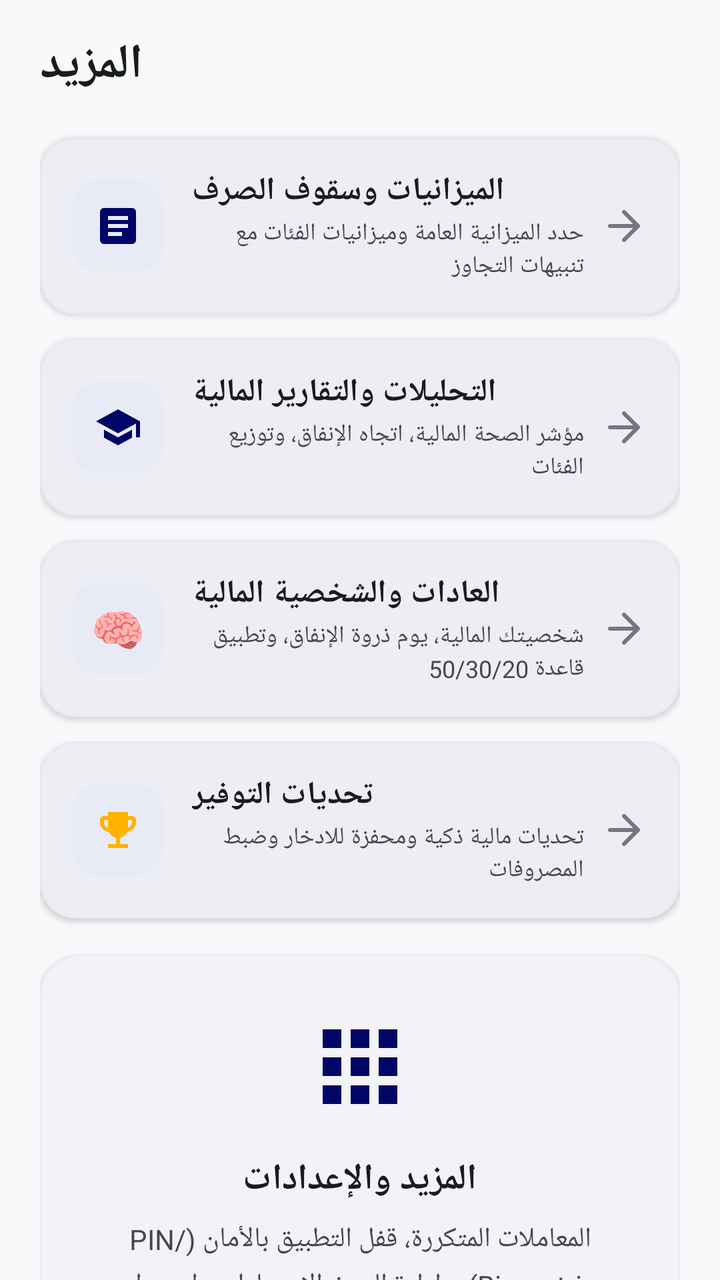
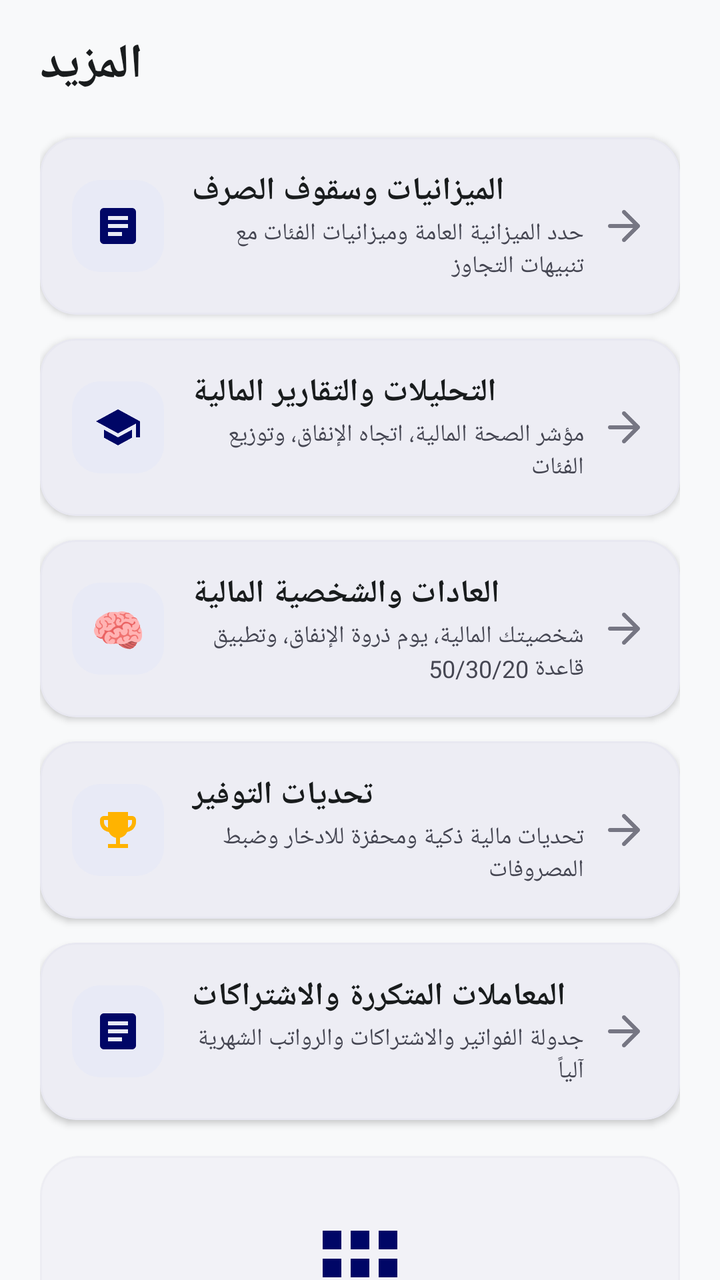

Screens rendered from an Android XML layout before and after an edit, with the pre-edit source and the edit as a unified diff.
<!-- AndroidManifest.xml: application theme Theme.UrWallet -->
<!-- res/layout/fragment_more.xml -->
<?xml version="1.0" encoding="utf-8"?>
<androidx.core.widget.NestedScrollView xmlns:android="http://schemas.android.com/apk/res/android"
    xmlns:app="http://schemas.android.com/apk/res-auto"
    xmlns:tools="http://schemas.android.com/tools"
    android:layout_width="match_parent"
    android:layout_height="match_parent"
    android:background="@color/urwallet_background"
    android:fillViewport="true">

    <LinearLayout
        android:layout_width="match_parent"
        android:layout_height="wrap_content"
        android:orientation="vertical"
        android:paddingHorizontal="@dimen/screen_padding_horizontal"
        android:paddingTop="@dimen/screen_padding_top"
        android:paddingBottom="100dp">

        
        <TextView
            android:layout_width="wrap_content"
            android:layout_height="wrap_content"
            android:text="@string/nav_more"
            android:textColor="@color/urwallet_text_primary"
            android:textSize="24sp"
            android:textStyle="bold" />

        
        <com.google.android.material.card.MaterialCardView
            android:id="@+id/cardBudgetsNav"
            android:layout_width="match_parent"
            android:layout_height="wrap_content"
            android:layout_marginTop="20dp"
            android:clickable="true"
            android:focusable="true"
            app:cardBackgroundColor="@color/urwallet_surface"
            app:cardCornerRadius="18dp"
            app:cardElevation="2dp"
            app:strokeColor="@color/urwallet_card_border"
            app:strokeWidth="1dp">

            <LinearLayout
                android:layout_width="match_parent"
                android:layout_height="wrap_content"
                android:gravity="center_vertical"
                android:orientation="horizontal"
                android:padding="16dp">

                <FrameLayout
                    android:layout_width="46dp"
                    android:layout_height="46dp"
                    android:background="@drawable/bg_squircle_primary_light">

                    <ImageView
                        android:layout_width="24dp"
                        android:layout_height="24dp"
                        android:layout_gravity="center"
                        android:contentDescription="@null"
                        android:src="@drawable/ic_bills"
                        app:tint="@color/urwallet_primary" />
                </FrameLayout>

                <LinearLayout
                    android:layout_width="0dp"
                    android:layout_height="wrap_content"
                    android:layout_marginStart="14dp"
                    android:layout_marginEnd="8dp"
                    android:layout_weight="1"
                    android:orientation="vertical">

                    <TextView
                        android:layout_width="wrap_content"
                        android:layout_height="wrap_content"
                        android:text="@string/more_budgets_title"
                        android:textColor="@color/urwallet_text_primary"
                        android:textSize="16sp"
                        android:textStyle="bold" />

                    <TextView
                        android:layout_width="wrap_content"
                        android:layout_height="wrap_content"
                        android:layout_marginTop="2dp"
                        android:text="@string/more_budgets_desc"
                        android:textColor="@color/urwallet_text_secondary"
                        android:textSize="12sp" />
                </LinearLayout>

                <ImageView
                    android:layout_width="24dp"
                    android:layout_height="24dp"
                    android:contentDescription="@null"
                    android:rotation="180"
                    android:src="@drawable/ic_arrow_back"
                    app:tint="@color/urwallet_text_tertiary" />
            </LinearLayout>
        </com.google.android.material.card.MaterialCardView>

        
        <com.google.android.material.card.MaterialCardView
            android:id="@+id/cardAnalyticsNav"
            android:layout_width="match_parent"
            android:layout_height="wrap_content"
            android:layout_marginTop="12dp"
            android:clickable="true"
            android:focusable="true"
            app:cardBackgroundColor="@color/urwallet_surface"
            app:cardCornerRadius="18dp"
            app:cardElevation="2dp"
            app:strokeColor="@color/urwallet_card_border"
            app:strokeWidth="1dp">

            <LinearLayout
                android:layout_width="match_parent"
                android:layout_height="wrap_content"
                android:gravity="center_vertical"
                android:orientation="horizontal"
                android:padding="16dp">

                <FrameLayout
                    android:layout_width="46dp"
                    android:layout_height="46dp"
                    android:background="@drawable/bg_squircle_primary_light">

                    <ImageView
                        android:layout_width="24dp"
                        android:layout_height="24dp"
                        android:layout_gravity="center"
                        android:contentDescription="@null"
                        android:src="@drawable/ic_education"
                        app:tint="@color/urwallet_primary" />
                </FrameLayout>

                <LinearLayout
                    android:layout_width="0dp"
                    android:layout_height="wrap_content"
                    android:layout_marginStart="14dp"
                    android:layout_marginEnd="8dp"
                    android:layout_weight="1"
                    android:orientation="vertical">

                    <TextView
                        android:layout_width="wrap_content"
                        android:layout_height="wrap_content"
                        android:text="@string/more_analytics_title"
                        android:textColor="@color/urwallet_text_primary"
                        android:textSize="16sp"
                        android:textStyle="bold" />

                    <TextView
                        android:layout_width="wrap_content"
                        android:layout_height="wrap_content"
                        android:layout_marginTop="2dp"
                        android:text="@string/more_analytics_desc"
                        android:textColor="@color/urwallet_text_secondary"
                        android:textSize="12sp" />
                </LinearLayout>

                <ImageView
                    android:layout_width="24dp"
                    android:layout_height="24dp"
                    android:contentDescription="@null"
                    android:rotation="180"
                    android:src="@drawable/ic_arrow_back"
                    app:tint="@color/urwallet_text_tertiary" />
            </LinearLayout>
        </com.google.android.material.card.MaterialCardView>

        
        <com.google.android.material.card.MaterialCardView
            android:id="@+id/cardHabitsNav"
            android:layout_width="match_parent"
            android:layout_height="wrap_content"
            android:layout_marginTop="12dp"
            android:clickable="true"
            android:focusable="true"
            app:cardBackgroundColor="@color/urwallet_surface"
            app:cardCornerRadius="18dp"
            app:cardElevation="2dp"
            app:strokeColor="@color/urwallet_card_border"
            app:strokeWidth="1dp">

            <LinearLayout
                android:layout_width="match_parent"
                android:layout_height="wrap_content"
                android:gravity="center_vertical"
                android:orientation="horizontal"
                android:padding="16dp">

                <FrameLayout
                    android:layout_width="46dp"
                    android:layout_height="46dp"
                    android:background="@drawable/bg_squircle_primary_light">

                    <TextView
                        android:layout_width="wrap_content"
                        android:layout_height="wrap_content"
                        android:layout_gravity="center"
                        android:text="🧠"
                        android:textSize="22sp" />
                </FrameLayout>

                <LinearLayout
                    android:layout_width="0dp"
                    android:layout_height="wrap_content"
                    android:layout_marginStart="14dp"
                    android:layout_marginEnd="8dp"
                    android:layout_weight="1"
                    android:orientation="vertical">

                    <TextView
                        android:layout_width="wrap_content"
                        android:layout_height="wrap_content"
                        android:text="@string/more_habits_title"
                        android:textColor="@color/urwallet_text_primary"
                        android:textSize="16sp"
                        android:textStyle="bold" />

                    <TextView
                        android:layout_width="wrap_content"
                        android:layout_height="wrap_content"
                        android:layout_marginTop="2dp"
                        android:text="@string/more_habits_desc"
                        android:textColor="@color/urwallet_text_secondary"
                        android:textSize="12sp" />
                </LinearLayout>

                <ImageView
                    android:layout_width="24dp"
                    android:layout_height="24dp"
                    android:contentDescription="@null"
                    android:rotation="180"
                    android:src="@drawable/ic_arrow_back"
                    app:tint="@color/urwallet_text_tertiary" />
            </LinearLayout>
        </com.google.android.material.card.MaterialCardView>

        
        <com.google.android.material.card.MaterialCardView
            android:id="@+id/cardChallengesNav"
            android:layout_width="match_parent"
            android:layout_height="wrap_content"
            android:layout_marginTop="12dp"
            android:clickable="true"
            android:focusable="true"
            app:cardBackgroundColor="@color/urwallet_surface"
            app:cardCornerRadius="18dp"
            app:cardElevation="2dp"
            app:strokeColor="@color/urwallet_card_border"
            app:strokeWidth="1dp">

            <LinearLayout
                android:layout_width="match_parent"
                android:layout_height="wrap_content"
                android:gravity="center_vertical"
                android:orientation="horizontal"
                android:padding="16dp">

                <FrameLayout
                    android:layout_width="46dp"
                    android:layout_height="46dp"
                    android:background="@drawable/bg_squircle_primary_light">

                    <ImageView
                        android:layout_width="24dp"
                        android:layout_height="24dp"
                        android:layout_gravity="center"
                        android:contentDescription="@null"
                        android:src="@drawable/ic_trophy"
                        app:tint="#FFB300" />
                </FrameLayout>

                <LinearLayout
                    android:layout_width="0dp"
                    android:layout_height="wrap_content"
                    android:layout_marginStart="14dp"
                    android:layout_marginEnd="8dp"
                    android:layout_weight="1"
                    android:orientation="vertical">

                    <TextView
                        android:layout_width="wrap_content"
                        android:layout_height="wrap_content"
                        android:text="@string/more_challenges_title"
                        android:textColor="@color/urwallet_text_primary"
                        android:textSize="16sp"
                        android:textStyle="bold" />

                    <TextView
                        android:layout_width="wrap_content"
                        android:layout_height="wrap_content"
                        android:layout_marginTop="2dp"
                        android:text="@string/more_challenges_desc"
                        android:textColor="@color/urwallet_text_secondary"
                        android:textSize="12sp" />
                </LinearLayout>

                <ImageView
                    android:layout_width="24dp"
                    android:layout_height="24dp"
                    android:contentDescription="@null"
                    android:rotation="180"
                    android:src="@drawable/ic_arrow_back"
                    app:tint="@color/urwallet_text_tertiary" />
            </LinearLayout>
        </com.google.android.material.card.MaterialCardView>

        
        <com.google.android.material.card.MaterialCardView
            android:layout_width="match_parent"
            android:layout_height="wrap_content"
            android:layout_marginTop="18dp"
            app:cardBackgroundColor="@color/urwallet_surface"
            app:cardCornerRadius="@dimen/card_corner_radius"
            app:cardElevation="1dp"
            app:strokeColor="@color/urwallet_card_border"
            app:strokeWidth="1dp">

            <LinearLayout
                android:layout_width="match_parent"
                android:layout_height="wrap_content"
                android:gravity="center"
                android:orientation="vertical"
                android:padding="28dp">

                <ImageView
                    android:layout_width="56dp"
                    android:layout_height="56dp"
                    android:contentDescription="@null"
                    android:src="@drawable/ic_nav_more_filled"
                    app:tint="@color/urwallet_primary" />

                <TextView
                    android:layout_width="wrap_content"
                    android:layout_height="wrap_content"
                    android:layout_marginTop="16dp"
                    android:text="@string/more_placeholder_card_title"
                    android:textColor="@color/urwallet_text_primary"
                    android:textSize="18sp"
                    android:textStyle="bold" />

                <TextView
                    android:layout_width="wrap_content"
                    android:layout_height="wrap_content"
                    android:layout_marginTop="8dp"
                    android:gravity="center"
                    android:lineSpacingExtra="4dp"
                    android:text="@string/more_placeholder_card_desc"
                    android:textColor="@color/urwallet_text_secondary"
                    android:textSize="14sp" />
            </LinearLayout>
        </com.google.android.material.card.MaterialCardView>

    </LinearLayout>
</androidx.core.widget.NestedScrollView>
<!-- resources referenced by this layout -->
<resources>
  <color name="urwallet_background">#F8F9FA</color>
  <color name="urwallet_card_border">#20C6C5D4</color>
  <color name="urwallet_primary">#000666</color>
  <color name="urwallet_surface">#FFFFFF</color>
  <color name="urwallet_text_primary">#191C1D</color>
  <color name="urwallet_text_secondary">#454652</color>
  <color name="urwallet_text_tertiary">#767683</color>
  <dimen name="card_corner_radius">20dp</dimen>
  <dimen name="screen_padding_horizontal">20dp</dimen>
  <dimen name="screen_padding_top">16dp</dimen>
  <!-- drawable bg_squircle_primary_light (drawable) -->
  <?xml version="1.0" encoding="utf-8"?>
  <shape xmlns:android="http://schemas.android.com/apk/res/android"
      android:shape="rectangle">
      <corners android:radius="14dp" />
      <solid android:color="@color/urwallet_primary_light" />
  </shape>
  <!-- drawable ic_bills (drawable) -->
  <vector xmlns:android="http://schemas.android.com/apk/res/android"
      android:width="24dp"
      android:height="24dp"
      android:viewportWidth="24"
      android:viewportHeight="24">
      <path
          android:fillColor="#FFFFFFFF"
          android:pathData="M19,3H5c-1.1,0 -2,0.9 -2,2v14c0,1.1 0.9,2 2,2h14c1.1,0 2,-0.9 2,-2V5c0,-1.1 -0.9,-2 -2,-2zm-5,14H7v-2h7v2zm3,-4H7v-2h10v2zm0,-4H7V7h10v2z" />
  </vector>
  <!-- drawable ic_education (drawable) -->
  <vector xmlns:android="http://schemas.android.com/apk/res/android"
      android:width="24dp"
      android:height="24dp"
      android:viewportWidth="24"
      android:viewportHeight="24">
      <path
          android:fillColor="#FFFFFFFF"
          android:pathData="M5,13.18v4L12,21l7,-3.82v-4L12,17l-7,-3.82zM12,3L1,9l11,6 9,-4.91V17h2V9L12,3z" />
  </vector>
  <string name="more_analytics_desc">مؤشر الصحة المالية، اتجاه الإنفاق، وتوزيع الفئات</string>
  <string name="more_analytics_title">التحليلات والتقارير المالية</string>
  <string name="more_budgets_desc">حدد الميزانية العامة وميزانيات الفئات مع تنبيهات التجاوز</string>
  <string name="more_budgets_title">الميزانيات وسقوف الصرف</string>
  <string name="more_challenges_desc">تحديات مالية ذكية ومحفزة للادخار وضبط المصروفات</string>
  <string name="more_challenges_title">تحديات التوفير</string>
  <string name="more_habits_desc">شخصيتك المالية، يوم ذروة الإنفاق، وتطبيق قاعدة 50/30/20</string>
  <string name="more_habits_title">العادات والشخصية المالية</string>
  <string name="more_placeholder_card_desc">المعاملات المتكررة، قفل التطبيق بالأمان (PIN/Biometric)، وإدارة النسخ الاحتياطي واستيراد البيانات.</string>
  <string name="more_placeholder_card_title">المزيد والإعدادات</string>
  <string name="nav_more">المزيد</string>
  <color name="urwallet_primary_light">#E8EAF6</color>
  <color name="white">#FFFFFF</color>
  <color name="urwallet_primary_variant_start">#1A237E</color>
  <style name="ShapeAppearance.UrWallet.Small" parent="ShapeAppearance.Material3.SmallComponent">
          <item name="cornerSize">@dimen/input_corner_radius</item>
      </style>
  <style name="ShapeAppearance.UrWallet.Medium" parent="ShapeAppearance.Material3.MediumComponent">
          <item name="cornerSize">@dimen/card_corner_radius_medium</item>
      </style>
  <style name="ShapeAppearance.UrWallet.Large" parent="ShapeAppearance.Material3.LargeComponent">
          <item name="cornerSize">@dimen/card_corner_radius</item>
      </style>
  <dimen name="input_corner_radius">12dp</dimen>
  <dimen name="card_corner_radius_medium">16dp</dimen>
  <!-- unchanged entries left out for length: 4 -->
</resources>

<!-- the commit's change to res/layout/fragment_more.xml (unified diff, before → after) -->
@@ -305,6 +305,76 @@
 
         
         <com.google.android.material.card.MaterialCardView
+            android:id="@+id/cardRecurringNav"
+            android:layout_width="match_parent"
+            android:layout_height="wrap_content"
+            android:layout_marginTop="12dp"
+            android:clickable="true"
+            android:focusable="true"
+            app:cardBackgroundColor="@color/urwallet_surface"
+            app:cardCornerRadius="18dp"
+            app:cardElevation="2dp"
+            app:strokeColor="@color/urwallet_card_border"
+            app:strokeWidth="1dp">
+
+            <LinearLayout
+                android:layout_width="match_parent"
+                android:layout_height="wrap_content"
+                android:gravity="center_vertical"
+                android:orientation="horizontal"
+                android:padding="16dp">
+
+                <FrameLayout
+                    android:layout_width="46dp"
+                    android:layout_height="46dp"
+                    android:background="@drawable/bg_squircle_primary_light">
+
+                    <ImageView
+                        android:layout_width="24dp"
+                        android:layout_height="24dp"
+                        android:layout_gravity="center"
+                        android:contentDescription="@null"
+                        android:src="@drawable/ic_bills"
+                        app:tint="@color/urwallet_primary" />
+                </FrameLayout>
+
+                <LinearLayout
+                    android:layout_width="0dp"
+                    android:layout_height="wrap_content"
+                    android:layout_marginStart="14dp"
+                    android:layout_marginEnd="8dp"
+                    android:layout_weight="1"
+                    android:orientation="vertical">
+
+                    <TextView
+                        android:layout_width="wrap_content"
+                        android:layout_height="wrap_content"
+                        android:text="@string/more_recurring_title"
+                        android:textColor="@color/urwallet_text_primary"
+                        android:textSize="16sp"
+                        android:textStyle="bold" />
+
+                    <TextView
+                        android:layout_width="wrap_content"
+                        android:layout_height="wrap_content"
+                        android:layout_marginTop="2dp"
+                        android:text="@string/more_recurring_desc"
+                        android:textColor="@color/urwallet_text_secondary"
+                        android:textSize="12sp" />
+                </LinearLayout>
+
+                <ImageView
+                    android:layout_width="24dp"
+                    android:layout_height="24dp"
+                    android:contentDescription="@null"
+                    android:rotation="180"
+                    android:src="@drawable/ic_arrow_back"
+                    app:tint="@color/urwallet_text_tertiary" />
+            </LinearLayout>
+        </com.google.android.material.card.MaterialCardView>
+
+        
+        <com.google.android.material.card.MaterialCardView
             android:layout_width="match_parent"
             android:layout_height="wrap_content"
             android:layout_marginTop="18dp"
<!-- resource entries referenced after the edit -->
@@ -47,6 +47,8 @@
   <string name="more_habits_title">العادات والشخصية المالية</string>
   <string name="more_placeholder_card_desc">المعاملات المتكررة، قفل التطبيق بالأمان (PIN/Biometric)، وإدارة النسخ الاحتياطي واستيراد البيانات.</string>
   <string name="more_placeholder_card_title">المزيد والإعدادات</string>
+  <string name="more_recurring_desc">جدولة الفواتير والاشتراكات والرواتب الشهرية آلياً</string>
+  <string name="more_recurring_title">المعاملات المتكررة والاشتراكات</string>
   <string name="nav_more">المزيد</string>
   <color name="urwallet_primary_light">#E8EAF6</color>
   <color name="white">#FFFFFF</color>
